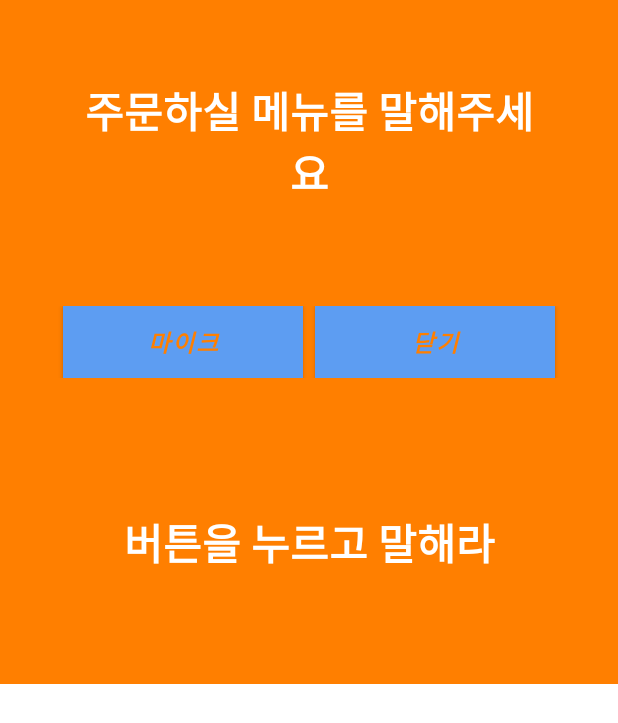
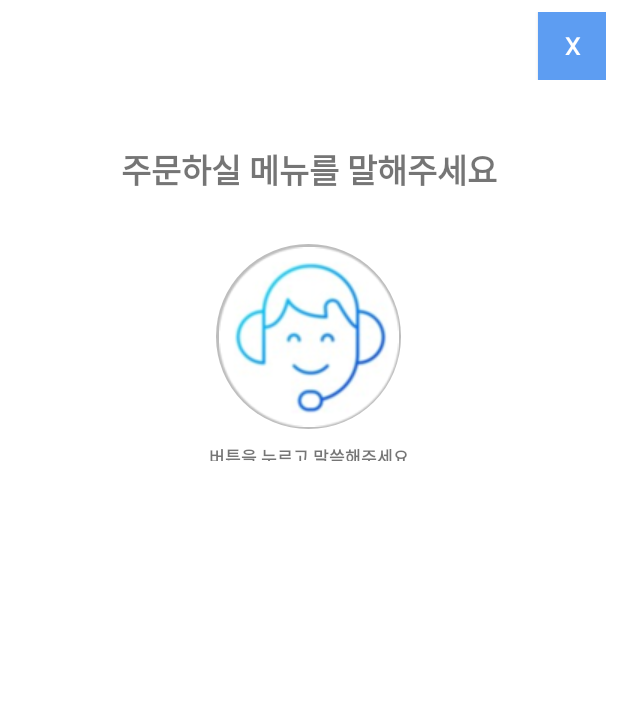
Before and after one commit to KNUwarriors/ETRI_Kiosk, an Android app: the layout bottom_sheet.xml on its own in the app's theme, with its tools: preview values and no code run, on a phone screen of 412 x 824 dp. Shown: the top 723 px of the screen. Run offline under Robolectric (Android 15) with nearby library versions, the phone set to English and light mode, and no system bars.

Commit message:
add bottom drawer

```diff
--- /dev/null
+++ b/app/src/main/res/drawable/circle_background.xml
@@ -0,0 +1,6 @@
+<shape xmlns:android="http://schemas.android.com/apk/res/android"
+    android:shape="oval">
+    <solid android:color="#BDBDBD" />
+
+    <!-- 배경 색상 지정 -->
+</shape>
--- a/app/src/main/res/layout/bottom_sheet.xml
+++ b/app/src/main/res/layout/bottom_sheet.xml
@@ -15,60 +15,76 @@
         app:layout_constraintBottom_toBottomOf="parent"
         android:gravity="center"
         android:padding="4dp"
-        android:background="#FF7F00">
+        android:background="@color/white">
+
+    <LinearLayout
+        android:layout_width="match_parent"
+        android:layout_height="wrap_content"
+        android:orientation="horizontal"
+        app:layout_constraintTop_toTopOf="parent"
+        app:layout_constraintLeft_toLeftOf="parent"
+        app:layout_constraintRight_toRightOf="parent"
+        app:layout_constraintBottom_toBottomOf="parent"
+        android:gravity="center"
+        android:padding="4dp"
+        android:background="@color/white">
+
+        <View    android:layout_width="0dp"    android:layout_height="0dp"    android:layout_weight="1" />
+
+        <Button
+            android:id="@+id/btnClose"
+            android:layout_width="45dp"
+            android:layout_height="45dp"
+            android:layout_marginLeft="8dp"
+            android:background="#FFFFFF"
+            android:text="X"
+            android:textColor="@color/white"
+            android:textSize="16dp"
+            android:textStyle="bold" />
+
+    </LinearLayout>
 
         <TextView
             android:id="@+id/qtext"
             android:layout_width="320dp"
-            android:layout_height="160dp"
+            android:layout_height="100dp"
             android:text="주문하실 메뉴를 말해주세요"
-            android:textSize="28dp"
-            android:textColor="#FFFFFF"
+            android:textSize="22dp"
+
+            android:textStyle="bold"
+            android:gravity="center"
+            android:layout_marginTop="5dp"
+            android:layout_marginBottom="0dp"/>
+
+
+            <ImageButton
+                android:id="@+id/btnMIC"
+                android:layout_width="123dp"
+                android:layout_height="123dp"
+                android:src="@drawable/chuck_btn"
+                android:background="@drawable/circle_background"
+                />
+
+        <TextView
+            android:layout_width="320dp"
+            android:layout_height="11dp"
+            android:text="버튼을 누르고 말씀해주세요"
+            android:textSize="11dp"
             android:textStyle="bold"
             android:gravity="center"
             android:layout_marginTop="10dp"
-            android:layout_marginBottom="10dp"/>
+            android:layout_marginBottom="0dp"/>
 
-        <LinearLayout
-            android:layout_width="match_parent"
-            android:layout_height="wrap_content"
-            android:orientation="horizontal"
-            android:gravity="center"
-            android:padding="20dp">
-
-            <Button
-                android:id="@+id/btnMIC"
-                android:layout_width="160dp"
-                android:layout_height="wrap_content"
-                android:text="마이크"
-                android:textSize="16dp"
-                android:textStyle="italic|bold"
-                android:textColor="#FF7F00"
-                android:background="#FFFFFF" />
-
-            <Button
-                android:id="@+id/btnClose"
-                android:layout_width="160dp"
-                android:layout_height="wrap_content"
-                android:text="닫기"
-                android:textSize="16dp"
-                android:textStyle="italic|bold"
-                android:layout_marginLeft="8dp"
-                android:textColor="#FF7F00"
-                android:background="#FFFFFF" />
-
-        </LinearLayout>
 
         <TextView
             android:id="@+id/drawerResult"
             android:layout_width="320dp"
-            android:layout_height="160dp"
-            android:text="버튼을 누르고 말해라"
-            android:textSize="28dp"
-            android:textColor="#FFFFFF"
+            android:layout_height="100dp"
+            android:text=""
+            android:textSize="22dp"
             android:textStyle="bold"
             android:gravity="center"
-            android:layout_marginTop="10dp"
+            android:layout_marginTop="5dp"
             android:layout_marginBottom="10dp"/>
 
     </LinearLayout>
```
Also changed, not shown: app/src/main/java/com/warriors/etri/kiosk/BottomSheetHandler.java (+35 -13 lines), app/src/main/java/com/warriors/etri/kiosk/MainActivity.java (+61 -1 lines), app/src/main/res/layout/activity_main.xml (+1 -8 lines), app/src/main/res/drawable/chuck_btn.png (added).
